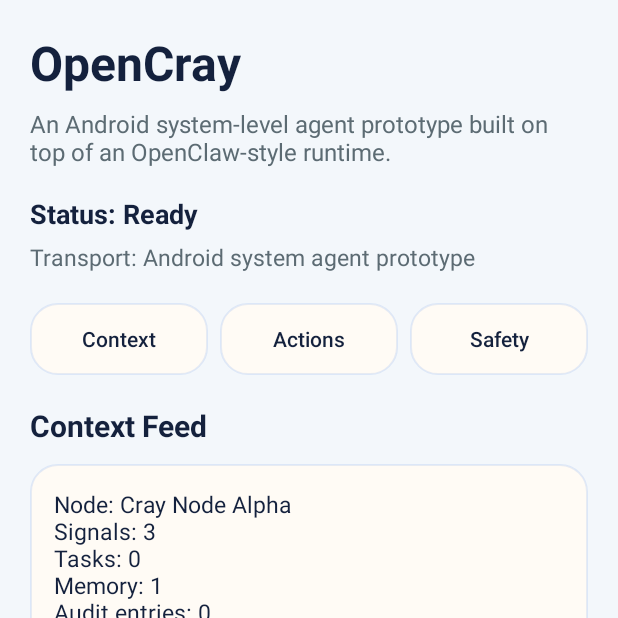
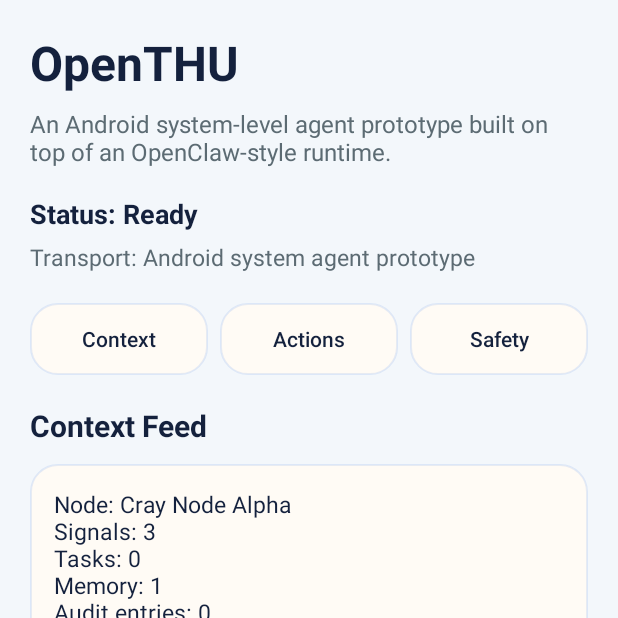
Before and after one commit to abrahaamm/OpenTHU, an Android app: the screen it shows after launch (MainActivity), on a phone screen of 412 x 824 dp, the top half of it. Run offline under Robolectric (Android 15) with nearby library versions, the light colour scheme and no system bars.

Commit message:
chore: rename project branding from OpenCray to OpenTHU

```diff
--- a/app/src/main/java/ai/opencray/app/data/repository/FakeChatRepository.kt
+++ b/app/src/main/java/ai/opencray/app/data/repository/FakeChatRepository.kt
@@ -10,7 +10,7 @@ class FakeChatRepository : ChatRepository {
       ChatMessage(
         id = UUID.randomUUID().toString(),
         role = ChatRole.System,
-        text = "OpenCray scaffold online. Runtime and features can plug in here.",
+        text = "OpenTHU scaffold online. Runtime and features can plug in here.",
       ),
       ChatMessage(
         id = UUID.randomUUID().toString(),
--- a/app/src/main/java/ai/opencray/app/data/repository/FakeRuntimeRepository.kt
+++ b/app/src/main/java/ai/opencray/app/data/repository/FakeRuntimeRepository.kt
@@ -12,7 +12,7 @@ import java.util.UUID
 class FakeRuntimeRepository : RuntimeRepository {
   private var snapshot =
     RuntimeSnapshot(
-      appTitle = "OpenCray",
+      appTitle = "OpenTHU",
       nodeName = "Cray Node Alpha",
       connectionStatus = "Bootstrapping",
       transportLabel = "Android system agent prototype",
--- a/app/src/main/res/values/strings.xml
+++ b/app/src/main/res/values/strings.xml
@@ -1,5 +1,5 @@
 <resources>
-    <string name="app_name">OpenCray</string>
+    <string name="app_name">OpenTHU</string>
     <string name="app_subtitle">An Android system-level agent prototype built on top of an OpenClaw-style runtime.</string>
     <string name="connect_button">Update Agent Link</string>
     <string name="capability_label">Capability Layers</string>
--- a/settings.gradle.kts
+++ b/settings.gradle.kts
@@ -22,5 +22,5 @@ dependencyResolutionManagement {
     }
 }
 
-rootProject.name = "OpenCray"
+rootProject.name = "OpenTHU"
 include(":app")
```
Also changed, not shown: 1 other file.
